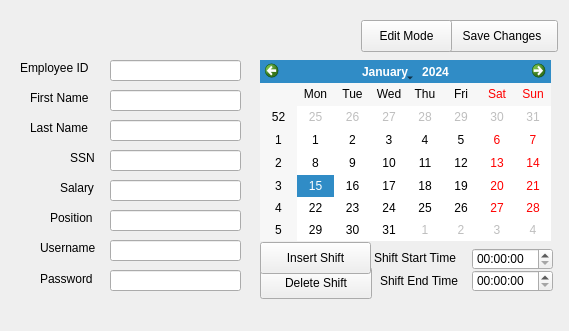
katietrom11392/EDI, file EDI/controltab_vieweditemployee.ui: the form before one commit.
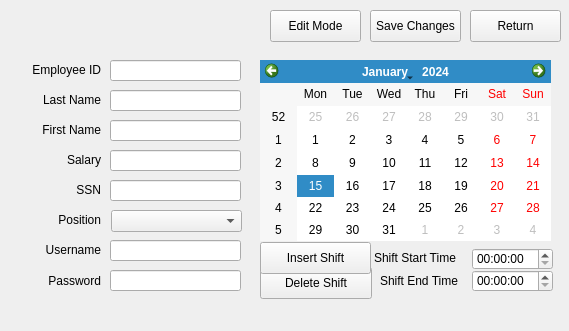
The form after the commit. Custom widgets are drawn as their Qt base class.

Commit message:
View/Edit Window
The view/edit window now moves data from the table in the main window (not everything is complete)

Patch:
```diff
--- a/EDI/controltab_vieweditemployee.ui
+++ b/EDI/controltab_vieweditemployee.ui
@@ -22,106 +22,130 @@
   <widget class="QLabel" name="label">
    <property name="geometry">
     <rect>
-     <x>20</x>
+     <x>10</x>
      <y>60</y>
-     <width>81</width>
-     <height>16</height>
+     <width>91</width>
+     <height>20</height>
     </rect>
    </property>
    <property name="text">
     <string>Employee ID</string>
    </property>
+   <property name="alignment">
+    <set>Qt::AlignRight|Qt::AlignTrailing|Qt::AlignVCenter</set>
+   </property>
   </widget>
   <widget class="QLabel" name="label_2">
    <property name="geometry">
     <rect>
-     <x>30</x>
+     <x>10</x>
      <y>90</y>
-     <width>71</width>
-     <height>16</height>
+     <width>91</width>
+     <height>20</height>
     </rect>
    </property>
    <property name="text">
-    <string>First Name</string>
+    <string>Last Name</string>
+   </property>
+   <property name="alignment">
+    <set>Qt::AlignRight|Qt::AlignTrailing|Qt::AlignVCenter</set>
    </property>
   </widget>
   <widget class="QLabel" name="label_3">
    <property name="geometry">
     <rect>
-     <x>60</x>
-     <y>180</y>
-     <width>41</width>
-     <height>16</height>
+     <x>10</x>
+     <y>150</y>
+     <width>91</width>
+     <height>20</height>
     </rect>
    </property>
    <property name="text">
     <string>Salary</string>
    </property>
+   <property name="alignment">
+    <set>Qt::AlignRight|Qt::AlignTrailing|Qt::AlignVCenter</set>
+   </property>
   </widget>
   <widget class="QLabel" name="label_4">
    <property name="geometry">
     <rect>
-     <x>70</x>
-     <y>150</y>
-     <width>31</width>
-     <height>16</height>
+     <x>10</x>
+     <y>180</y>
+     <width>91</width>
+     <height>20</height>
     </rect>
    </property>
    <property name="text">
     <string>SSN</string>
    </property>
+   <property name="alignment">
+    <set>Qt::AlignRight|Qt::AlignTrailing|Qt::AlignVCenter</set>
+   </property>
   </widget>
   <widget class="QLabel" name="label_5">
    <property name="geometry">
     <rect>
-     <x>30</x>
+     <x>10</x>
      <y>120</y>
-     <width>71</width>
-     <height>16</height>
+     <width>91</width>
+     <height>20</height>
     </rect>
    </property>
    <property name="text">
-    <string>Last Name</string>
+    <string>First Name</string>
+   </property>
+   <property name="alignment">
+    <set>Qt::AlignRight|Qt::AlignTrailing|Qt::AlignVCenter</set>
    </property>
   </widget>
   <widget class="QLabel" name="label_6">
    <property name="geometry">
     <rect>
-     <x>50</x>
+     <x>10</x>
      <y>210</y>
-     <width>51</width>
-     <height>16</height>
+     <width>91</width>
+     <height>20</height>
     </rect>
    </property>
    <property name="text">
     <string>Position</string>
    </property>
+   <property name="alignment">
+    <set>Qt::AlignRight|Qt::AlignTrailing|Qt::AlignVCenter</set>
+   </property>
   </widget>
   <widget class="QLabel" name="label_7">
    <property name="geometry">
     <rect>
-     <x>40</x>
+     <x>10</x>
      <y>271</y>
-     <width>61</width>
-     <height>16</height>
+     <width>91</width>
+     <height>20</height>
     </rect>
    </property>
    <property name="text">
     <string>Password</string>
    </property>
+   <property name="alignment">
+    <set>Qt::AlignRight|Qt::AlignTrailing|Qt::AlignVCenter</set>
+   </property>
   </widget>
   <widget class="QLabel" name="label_8">
    <property name="geometry">
     <rect>
-     <x>40</x>
+     <x>10</x>
      <y>240</y>
-     <width>61</width>
-     <height>16</height>
+     <width>91</width>
+     <height>20</height>
     </rect>
    </property>
    <property name="text">
     <string>Username</string>
    </property>
+   <property name="alignment">
+    <set>Qt::AlignRight|Qt::AlignTrailing|Qt::AlignVCenter</set>
+   </property>
   </widget>
   <widget class="QLineEdit" name="lineEdit">
    <property name="geometry">
@@ -163,17 +187,7 @@
     </rect>
    </property>
   </widget>
-  <widget class="QLineEdit" name="lineEdit_5">
-   <property name="geometry">
-    <rect>
-     <x>110</x>
-     <y>210</y>
-     <width>131</width>
-     <height>21</height>
-    </rect>
-   </property>
-  </widget>
-  <widget class="QLineEdit" name="lineEdit_6">
+  <widget class="QLineEdit" name="lineEdit_username">
    <property name="geometry">
     <rect>
      <x>110</x>
@@ -262,9 +276,9 @@
   <widget class="QPushButton" name="pushButton">
    <property name="geometry">
     <rect>
-     <x>446</x>
-     <y>20</y>
-     <width>112</width>
+     <x>370</x>
+     <y>10</y>
+     <width>91</width>
      <height>32</height>
     </rect>
    </property>
@@ -301,8 +315,8 @@
   <widget class="QPushButton" name="pushButton_5">
    <property name="geometry">
     <rect>
-     <x>361</x>
-     <y>20</y>
+     <x>270</x>
+     <y>10</y>
      <width>91</width>
      <height>32</height>
     </rect>
@@ -311,6 +325,29 @@
     <string>Edit Mode</string>
    </property>
   </widget>
+  <widget class="QComboBox" name="comboBox_position">
+   <property name="geometry">
+    <rect>
+     <x>111</x>
+     <y>210</y>
+     <width>131</width>
+     <height>22</height>
+    </rect>
+   </property>
+  </widget>
+  <widget class="QPushButton" name="pushButton_return">
+   <property name="geometry">
+    <rect>
+     <x>470</x>
+     <y>10</y>
+     <width>91</width>
+     <height>32</height>
+    </rect>
+   </property>
+   <property name="text">
+    <string>Return</string>
+   </property>
+  </widget>
  </widget>
  <customwidgets>
   <customwidget>
```
Left out of the diff: 39 changed lines with no effect on the pictures. The commit also changes 5 other files.
